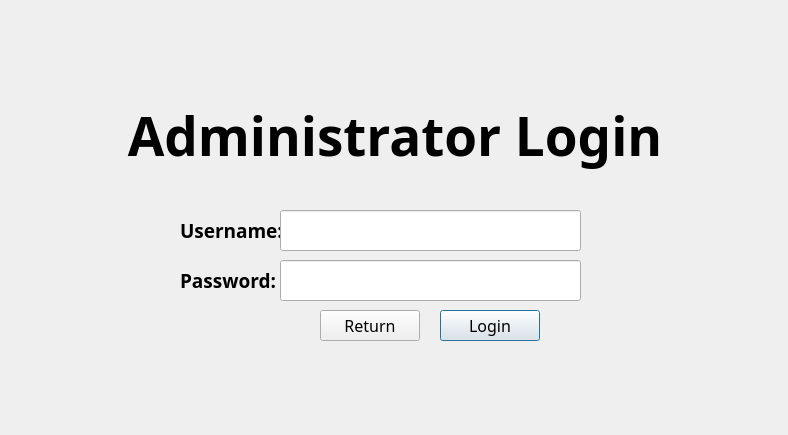
Above: login.ui from tsukidan/CS1D-Project-1 before the change. Below: the same form after it.
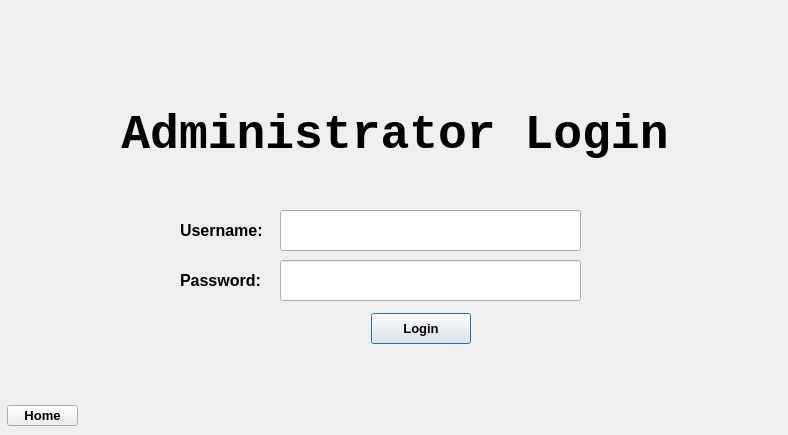
That is the form after the change.

Commit message: change functionality of delete buttons, remove delete distances button

What changed in the file:
```diff
--- a/login.ui
+++ b/login.ui
@@ -24,8 +24,8 @@
    </property>
    <property name="font">
     <font>
-     <family>Google Sans</family>
-     <pointsize>14</pointsize>
+     <family>Arial</family>
+     <pointsize>12</pointsize>
      <weight>75</weight>
      <bold>true</bold>
     </font>
@@ -76,8 +76,8 @@
    </property>
    <property name="font">
     <font>
-     <family>Google Sans</family>
-     <pointsize>40</pointsize>
+     <family>Consolas</family>
+     <pointsize>36</pointsize>
      <weight>75</weight>
      <bold>true</bold>
      <stylestrategy>PreferDefault</stylestrategy>
@@ -101,8 +101,8 @@
    </property>
    <property name="font">
     <font>
-     <family>Google Sans</family>
-     <pointsize>14</pointsize>
+     <family>Arial</family>
+     <pointsize>12</pointsize>
      <weight>75</weight>
      <bold>true</bold>
     </font>
@@ -132,18 +132,18 @@
   <widget class="QPushButton" name="pushButton">
    <property name="geometry">
     <rect>
-     <x>440</x>
-     <y>310</y>
+     <x>371</x>
+     <y>313</y>
      <width>100</width>
      <height>31</height>
     </rect>
    </property>
    <property name="font">
     <font>
-     <family>Google Sans</family>
-     <pointsize>12</pointsize>
-     <weight>50</weight>
-     <bold>false</bold>
+     <family>Arial</family>
+     <pointsize>10</pointsize>
+     <weight>75</weight>
+     <bold>true</bold>
     </font>
    </property>
    <property name="text">
@@ -153,22 +153,22 @@
   <widget class="QPushButton" name="returnButton">
    <property name="geometry">
     <rect>
-     <x>320</x>
-     <y>310</y>
-     <width>100</width>
-     <height>31</height>
+     <x>7</x>
+     <y>405</y>
+     <width>71</width>
+     <height>21</height>
     </rect>
    </property>
    <property name="font">
     <font>
-     <family>Google Sans</family>
-     <pointsize>12</pointsize>
-     <weight>50</weight>
-     <bold>false</bold>
+     <family>Arial</family>
+     <pointsize>10</pointsize>
+     <weight>75</weight>
+     <bold>true</bold>
     </font>
    </property>
    <property name="text">
-    <string>Return</string>
+    <string>Home</string>
    </property>
   </widget>
  </widget>
```
Left out of the diff: 2 changed lines with no effect on the pictures. The commit also changes 7 other files.
